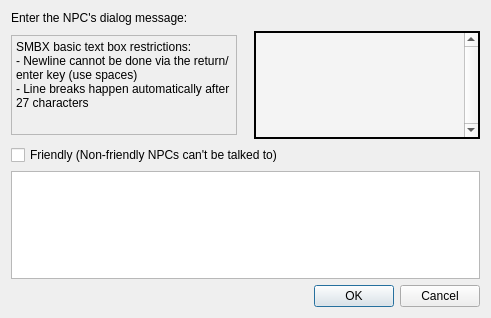
Qt form Editor/editing/_scenes/level/itemmsgbox.ui (SpencerEverly/Moondust-Project) before a commit.
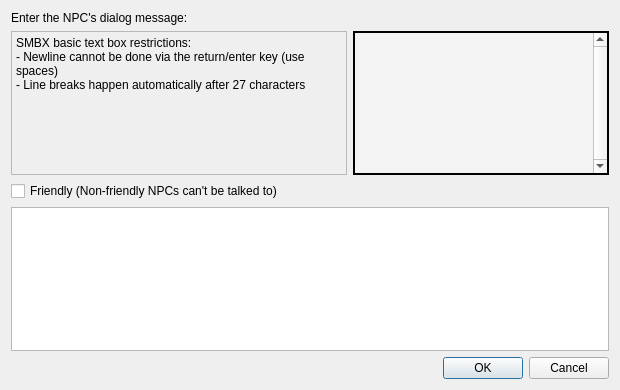
The same form after that commit. Icons and pictures are not drawn.

Commit message: made level properties a dock window and fixed item dialog expanding

```diff
--- a/Editor/editing/_scenes/level/itemmsgbox.ui
+++ b/Editor/editing/_scenes/level/itemmsgbox.ui
@@ -6,8 +6,8 @@
    <rect>
     <x>0</x>
     <y>0</y>
-    <width>491</width>
-    <height>318</height>
+    <width>620</width>
+    <height>390</height>
    </rect>
   </property>
   <property name="minimumSize">
@@ -42,26 +42,72 @@
    </item>
    <item>
     <layout class="QGridLayout" name="gridLayout">
+     <item row="0" column="1">
+      <widget class="QPlainTextEdit" name="msgTextBoxTiny">
+       <property name="maximumSize">
+        <size>
+         <width>420</width>
+         <height>16777215</height>
+        </size>
+       </property>
+       <property name="palette">
+        <palette>
+         <active>
+          <colorrole role="Base">
+           <brush brushstyle="SolidPattern">
+            <color alpha="255">
+             <red>244</red>
+             <green>244</green>
+             <blue>244</blue>
+            </color>
+           </brush>
+          </colorrole>
+         </active>
+         <inactive>
+          <colorrole role="Base">
+           <brush brushstyle="SolidPattern">
+            <color alpha="255">
+             <red>244</red>
+             <green>244</green>
+             <blue>244</blue>
+            </color>
+           </brush>
+          </colorrole>
+         </inactive>
+         <disabled/>
+        </palette>
+       </property>
+       <property name="frameShape">
+        <enum>QFrame::Box</enum>
+       </property>
+       <property name="frameShadow">
+        <enum>QFrame::Plain</enum>
+       </property>
+       <property name="lineWidth">
+        <number>2</number>
+       </property>
+       <property name="verticalScrollBarPolicy">
+        <enum>Qt::ScrollBarAlwaysOn</enum>
+       </property>
+       <property name="horizontalScrollBarPolicy">
+        <enum>Qt::ScrollBarAlwaysOff</enum>
+       </property>
+       <property name="readOnly">
+        <bool>true</bool>
+       </property>
+       <property name="maximumBlockCount">
+        <number>27</number>
+       </property>
+      </widget>
+     </item>
      <item row="0" column="0">
       <widget class="QTextBrowser" name="textBrowser">
        <property name="sizePolicy">
-        <sizepolicy hsizetype="Minimum" vsizetype="Expanding">
-         <horstretch>0</horstretch>
-         <verstretch>0</verstretch>
+        <sizepolicy hsizetype="Expanding" vsizetype="Expanding">
+         <horstretch>1</horstretch>
+         <verstretch>1</verstretch>
         </sizepolicy>
        </property>
-       <property name="minimumSize">
-        <size>
-         <width>200</width>
-         <height>0</height>
-        </size>
-       </property>
-       <property name="maximumSize">
-        <size>
-         <width>16777215</width>
-         <height>100</height>
-        </size>
-       </property>
        <property name="palette">
         <palette>
          <active>
@@ -197,77 +243,6 @@
        </property>
       </widget>
      </item>
-     <item row="0" column="2">
-      <widget class="QPlainTextEdit" name="msgTextBoxTiny">
-       <property name="maximumSize">
-        <size>
-         <width>420</width>
-         <height>16777215</height>
-        </size>
-       </property>
-       <property name="palette">
-        <palette>
-         <active>
-          <colorrole role="Base">
-           <brush brushstyle="SolidPattern">
-            <color alpha="255">
-             <red>244</red>
-             <green>244</green>
-             <blue>244</blue>
-            </color>
-           </brush>
-          </colorrole>
-         </active>
-         <inactive>
-          <colorrole role="Base">
-           <brush brushstyle="SolidPattern">
-            <color alpha="255">
-             <red>244</red>
-             <green>244</green>
-             <blue>244</blue>
-            </color>
-           </brush>
-          </colorrole>
-         </inactive>
-         <disabled/>
-        </palette>
-       </property>
-       <property name="frameShape">
-        <enum>QFrame::Box</enum>
-       </property>
-       <property name="frameShadow">
-        <enum>QFrame::Plain</enum>
-       </property>
-       <property name="lineWidth">
-        <number>2</number>
-       </property>
-       <property name="verticalScrollBarPolicy">
-        <enum>Qt::ScrollBarAlwaysOn</enum>
-       </property>
-       <property name="horizontalScrollBarPolicy">
-        <enum>Qt::ScrollBarAlwaysOff</enum>
-       </property>
-       <property name="readOnly">
-        <bool>true</bool>
-       </property>
-       <property name="maximumBlockCount">
-        <number>27</number>
-       </property>
-      </widget>
-     </item>
-     <item row="0" column="1">
-      <spacer name="horizontalSpacer">
-       <property name="orientation">
-        <enum>Qt::Horizontal</enum>
-       </property>
-       <property name="sizeHint" stdset="0">
-        <size>
-         <width>40</width>
-         <height>20</height>
-        </size>
-       </property>
-      </spacer>
-     </item>
     </layout>
    </item>
    <item>
```
The commit also changes 27 other files.
